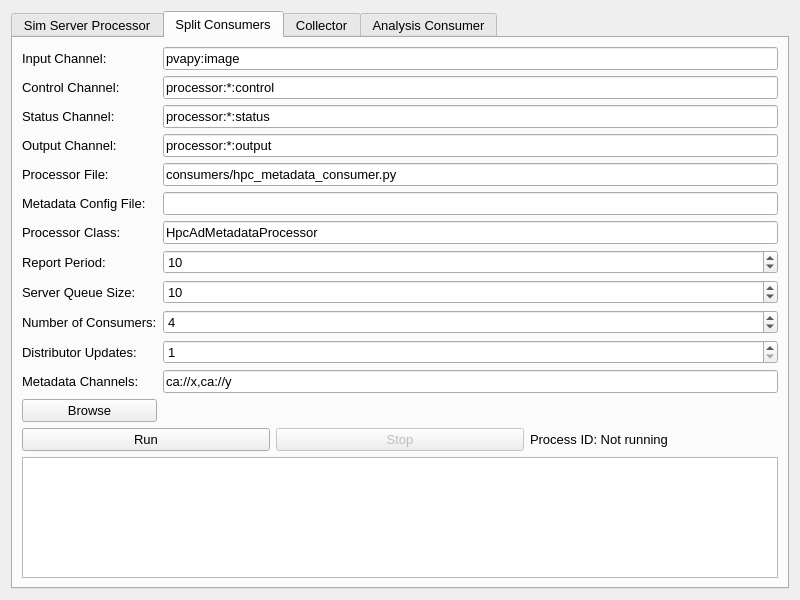
Qt form gui/pva_workflow_setup.ui (AdvancedPhotonSource/DashPVA) before a commit.
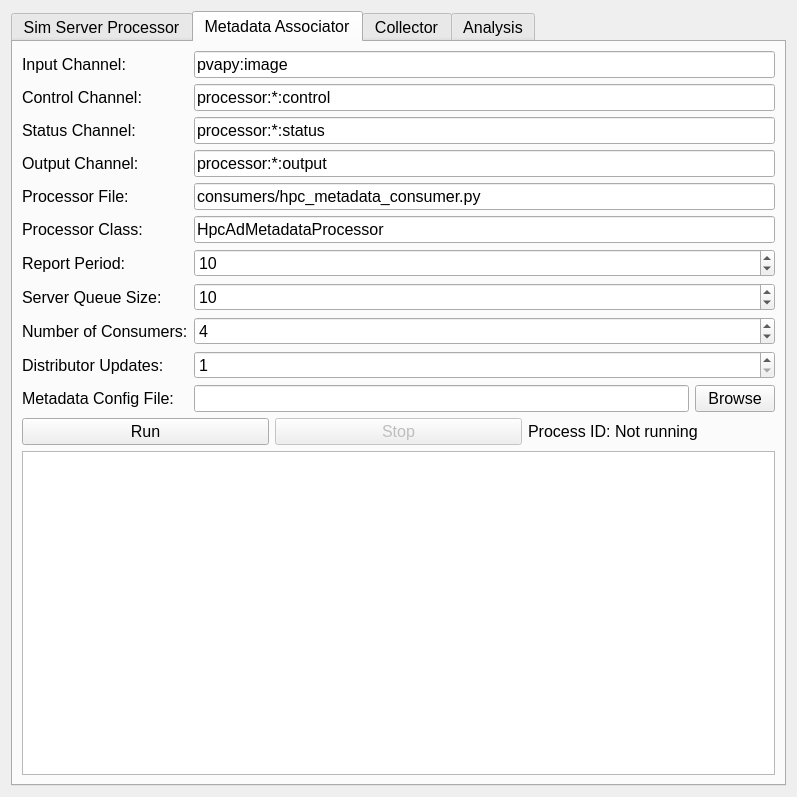
The same form after that commit. The open tabs and pages were chosen to show the change.

Commit message: ROIs update when changed in the EPICS ui, ROI data is read from the incoming pvs themselves, and Stats are called to Separately. Everything has been refactored to work as it did before.

The edit to the form file:
```diff
--- a/gui/pva_workflow_setup.ui
+++ b/gui/pva_workflow_setup.ui
@@ -6,8 +6,8 @@
    <rect>
     <x>0</x>
     <y>0</y>
-    <width>800</width>
-    <height>600</height>
+    <width>797</width>
+    <height>797</height>
    </rect>
   </property>
   <property name="windowTitle">
@@ -18,7 +18,7 @@
     <widget class="QTabWidget" name="tabWidget">
      <property name="font">
       <font>
-       <pointsize>10</pointsize>
+       <pointsize>12</pointsize>
       </font>
      </property>
      <property name="currentIndex">
@@ -276,25 +276,17 @@
      </widget>
      <widget class="QWidget" name="splitConsumersTab">
       <attribute name="title">
-       <string>Split Consumers</string>
+       <string>Metadata Associator</string>
       </attribute>
       <layout class="QVBoxLayout" name="verticalLayoutSplitConsumers">
        <item>
         <layout class="QGridLayout" name="gridLayout">
-         <item row="0" column="0">
-          <widget class="QLabel" name="labelInputChannelSplit">
-           <property name="text">
-            <string>Input Channel:</string>
-           </property>
-          </widget>
-         </item>
-         <item row="0" column="1">
-          <widget class="QLineEdit" name="lineEditInputChannelSplit">
-           <property name="text">
-            <string>pvapy:image</string>
-           </property>
-          </widget>
-         </item>
+         <property name="rightMargin">
+          <number>0</number>
+         </property>
+         <property name="horizontalSpacing">
+          <number>6</number>
+         </property>
          <item row="1" column="0">
           <widget class="QLabel" name="labelControlChannelSplit">
            <property name="text">
@@ -302,10 +294,17 @@
            </property>
           </widget>
          </item>
-         <item row="1" column="1">
-          <widget class="QLineEdit" name="lineEditControlChannelSplit">
+         <item row="9" column="0">
+          <widget class="QLabel" name="labelDistributorUpdatesAssociator">
            <property name="text">
-            <string>processor:*:control</string>
+            <string>Distributor Updates:</string>
+           </property>
+          </widget>
+         </item>
+         <item row="3" column="1">
+          <widget class="QLineEdit" name="lineEditOutputChannelAssociator">
+           <property name="text">
+            <string>processor:*:output</string>
            </property>
           </widget>
          </item>
@@ -316,6 +315,41 @@
            </property>
           </widget>
          </item>
+         <item row="7" column="0">
+          <widget class="QLabel" name="labelServerQueueSizeAssociator">
+           <property name="text">
+            <string>Server Queue Size:</string>
+           </property>
+          </widget>
+         </item>
+         <item row="10" column="0">
+          <widget class="QLabel" name="labelMetadataConfigAssociator">
+           <property name="text">
+            <string>Metadata Config File:</string>
+           </property>
+          </widget>
+         </item>
+         <item row="1" column="1">
+          <widget class="QLineEdit" name="lineEditControlChannelAssociator">
+           <property name="text">
+            <string>processor:*:control</string>
+           </property>
+          </widget>
+         </item>
+         <item row="5" column="0">
+          <widget class="QLabel" name="labelProcessorClassAssociator">
+           <property name="text">
+            <string>Processor Class:</string>
+           </property>
+          </widget>
+         </item>
+         <item row="0" column="0">
+          <widget class="QLabel" name="labelInputChannelAssociator">
+           <property name="text">
+            <string>Input Channel:</string>
+           </property>
+          </widget>
+         </item>
          <item row="2" column="1">
           <widget class="QLineEdit" name="lineEditStatusChannelSplit">
            <property name="text">
@@ -323,27 +357,6 @@
            </property>
           </widget>
          </item>
-         <item row="3" column="0">
-          <widget class="QLabel" name="labelOutputChannelSplit">
-           <property name="text">
-            <string>Output Channel:</string>
-           </property>
-          </widget>
-         </item>
-         <item row="3" column="1">
-          <widget class="QLineEdit" name="lineEditOutputChannelSplit">
-           <property name="text">
-            <string>processor:*:output</string>
-           </property>
-          </widget>
-         </item>
-         <item row="4" column="0">
-          <widget class="QLabel" name="labelProcessorFileSplit">
-           <property name="text">
-            <string>Processor File:</string>
-           </property>
-          </widget>
-         </item>
          <item row="4" column="1">
           <widget class="QLineEdit" name="lineEditProcessorFileSplit">
            <property name="text">
@@ -351,79 +364,29 @@
            </property>
           </widget>
          </item>
-         <item row="5" column="0">
-          <widget class="QLabel" name="labelMetadataConfigSplit">
-           <property name="text">
-            <string>Metadata Config File:</string>
-           </property>
-          </widget>
+         <item row="10" column="1">
+          <layout class="QHBoxLayout" name="horizontalLayout">
+           <item>
+            <widget class="QLineEdit" name="lineEditMetadataConfigAssociator"/>
+           </item>
+           <item>
+            <widget class="QPushButton" name="buttonBrowseMetadataAssociator">
+             <property name="text">
+              <string>Browse</string>
+             </property>
+            </widget>
+           </item>
+          </layout>
          </item>
-         <item row="5" column="1">
-          <widget class="QLineEdit" name="lineEditMetadataConfigSplit"/>
-         </item>
-         <item row="6" column="0">
-          <widget class="QLabel" name="labelProcessorClassSplit">
+         <item row="4" column="0">
+          <widget class="QLabel" name="labelProcessorFileAssociator">
            <property name="text">
-            <string>Processor Class:</string>
-           </property>
-          </widget>
-         </item>
-         <item row="6" column="1">
-          <widget class="QLineEdit" name="lineEditProcessorClassSplit">
-           <property name="text">
-            <string>HpcAdMetadataProcessor</string>
-           </property>
-          </widget>
-         </item>
-         <item row="7" column="0">
-          <widget class="QLabel" name="labelReportPeriodSplit">
-           <property name="text">
-            <string>Report Period:</string>
-           </property>
-          </widget>
-         </item>
-         <item row="7" column="1">
-          <widget class="QSpinBox" name="spinBoxReportPeriodSplit">
-           <property name="minimum">
-            <number>1</number>
-           </property>
-           <property name="maximum">
-            <number>10000</number>
-           </property>
-           <property name="value">
-            <number>10</number>
-           </property>
-          </widget>
-         </item>
-         <item row="8" column="0">
-          <widget class="QLabel" name="labelServerQueueSizeSplit">
-           <property name="text">
-            <string>Server Queue Size:</string>
+            <string>Processor File:</string>
            </property>
           </widget>
          </item>
          <item row="8" column="1">
-          <widget class="QSpinBox" name="spinBoxServerQueueSizeSplit">
-           <property name="minimum">
-            <number>1</number>
-           </property>
-           <property name="maximum">
-            <number>10000</number>
-           </property>
-           <property name="value">
-            <number>10</number>
-           </property>
-          </widget>
-         </item>
-         <item row="9" column="0">
-          <widget class="QLabel" name="labelNConsumersSplit">
-           <property name="text">
-            <string>Number of Consumers:</string>
-           </property>
-          </widget>
-         </item>
-         <item row="9" column="1">
-          <widget class="QSpinBox" name="spinBoxNConsumersSplit">
+          <widget class="QSpinBox" name="spinBoxNConsumersAssociator">
            <property name="minimum">
             <number>1</number>
            </property>
@@ -435,15 +398,28 @@
            </property>
           </widget>
          </item>
-         <item row="10" column="0">
-          <widget class="QLabel" name="labelDistributorUpdatesSplit">
+         <item row="6" column="1">
+          <widget class="QSpinBox" name="spinBoxReportPeriodAssociator">
+           <property name="minimum">
+            <number>1</number>
+           </property>
+           <property name="maximum">
+            <number>10000</number>
+           </property>
+           <property name="value">
+            <number>10</number>
+           </property>
+          </widget>
+         </item>
+         <item row="0" column="1">
+          <widget class="QLineEdit" name="lineEditInputChannelAssociator">
            <property name="text">
-            <string>Distributor Updates:</string>
+            <string>pvapy:image</string>
            </property>
           </widget>
          </item>
-         <item row="10" column="1">
-          <widget class="QSpinBox" name="spinBoxDistributorUpdatesSplit">
+         <item row="9" column="1">
+          <widget class="QSpinBox" name="spinBoxDistributorUpdatesAssociator">
            <property name="minimum">
             <number>1</number>
            </property>
@@ -455,24 +431,44 @@
            </property>
           </widget>
          </item>
-         <item row="11" column="0">
-          <widget class="QLabel" name="labelMetadataChannelsSplit">
+         <item row="6" column="0">
+          <widget class="QLabel" name="labelReportPeriodAssociator">
            <property name="text">
-            <string>Metadata Channels:</string>
+            <string>Report Period:</string>
            </property>
           </widget>
          </item>
-         <item row="11" column="1">
-          <widget class="QLineEdit" name="lineEditMetadataChannelsSplit">
+         <item row="7" column="1">
+          <widget class="QSpinBox" name="spinBoxServerQueueSizeAssociator">
+           <property name="minimum">
+            <number>1</number>
+           </property>
+           <property name="maximum">
+            <number>10000</number>
+           </property>
+           <property name="value">
+            <number>10</number>
+           </property>
+          </widget>
+         </item>
+         <item row="3" column="0">
+          <widget class="QLabel" name="labelOutputChannelAssociator">
            <property name="text">
-            <string>ca://x,ca://y</string>
+            <string>Output Channel:</string>
            </property>
           </widget>
          </item>
-         <item row="12" column="0">
-          <widget class="QPushButton" name="buttonBrowse_metadata">
+         <item row="8" column="0">
+          <widget class="QLabel" name="labelNConsumersAssociator">
            <property name="text">
-            <string>Browse</string>
+            <string>Number of Consumers:</string>
+           </property>
+          </widget>
+         </item>
+         <item row="5" column="1">
+          <widget class="QLineEdit" name="lineEditProcessorClassAssociator">
+           <property name="text">
+            <string>HpcAdMetadataProcessor</string>
            </property>
           </widget>
          </item>
@@ -763,7 +759,7 @@
      </widget>
      <widget class="QWidget" name="analysisConsumerTab">
       <attribute name="title">
-       <string>Analysis Consumer</string>
+       <string>Analysis</string>
       </attribute>
       <layout class="QVBoxLayout" name="verticalLayoutAnalysisConsumer">
        <item>
```
Left out of the diff: 641 changed lines with no effect on the pictures. The commit also changes 4 other files.
